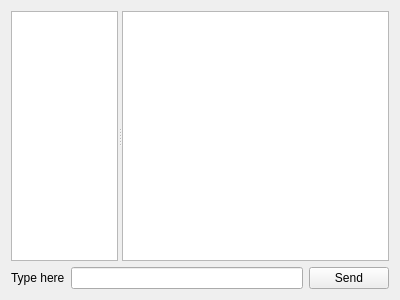
First picture: the form in mqt/MqtChat/chatmain.ui, repository zsteva/backup-minos2, before the edit.
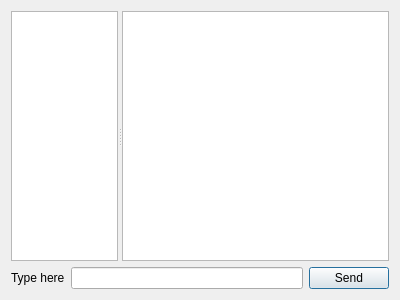
Second picture: the form after the edit. Custom widgets are drawn as their Qt base class.

What changed in the file:
```diff
--- a/mqt/MqtChat/chatmain.ui
+++ b/mqt/MqtChat/chatmain.ui
@@ -55,6 +55,12 @@
         <property name="text">
          <string>Send</string>
         </property>
+        <property name="autoDefault">
+         <bool>true</bool>
+        </property>
+        <property name="default">
+         <bool>true</bool>
+        </property>
        </widget>
       </item>
      </layout>
```
